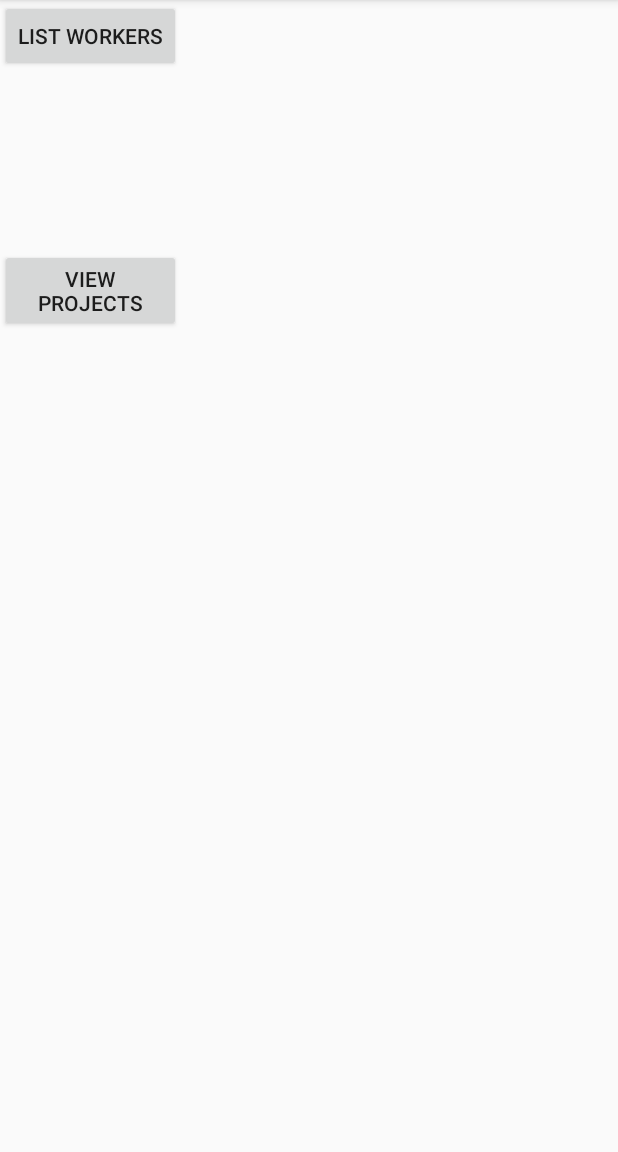
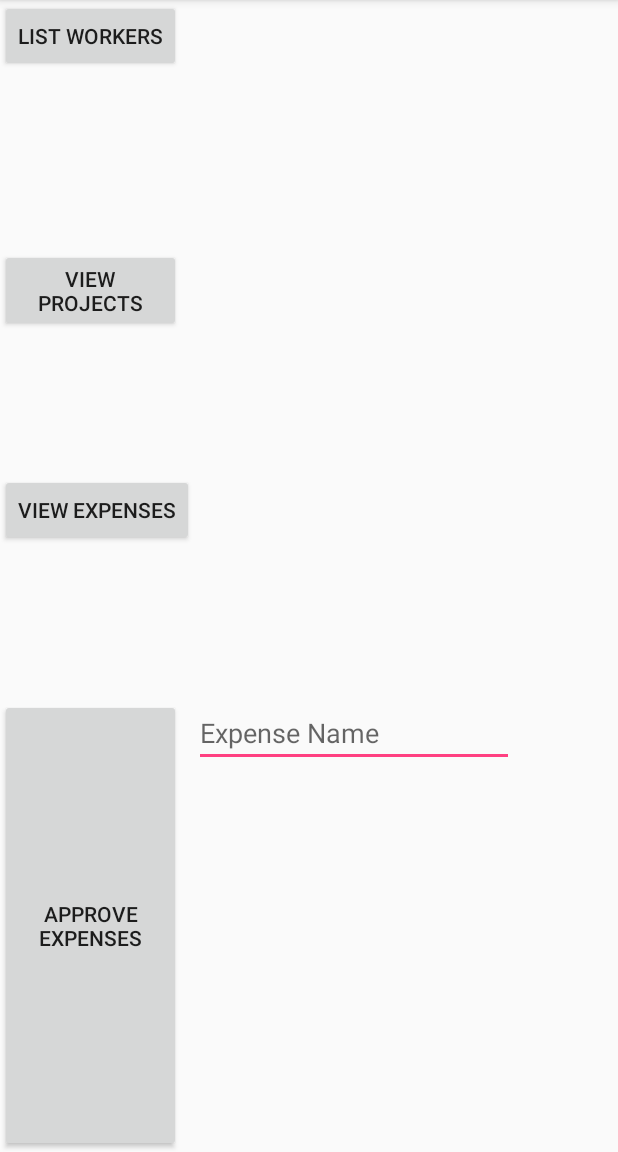
Before and after one commit to SmallBusinessManager/SmallBusinessManager, an Android app: the AccountantActivity screen opened directly, with no data from a screen before it, on a phone screen of 412 x 824 dp, the part 84-1236 px from its top. Run offline under Robolectric (Android 15) with nearby library versions, the phone set to English and light mode, and no system bars; our stand-ins replace Firebase (no records; nobody signed in at launch, a user with empty details on screens opened directly); libraries missing offline, so code that uses them is left out: com.firebase.ui; 3 statements that could not run were skipped.

Commit message:
view expenses and approve an expense

```diff
--- a/app/src/main/java/com/projectcourse2/group11/smallbusinessmanager/AccountantActivity.java
+++ b/app/src/main/java/com/projectcourse2/group11/smallbusinessmanager/AccountantActivity.java
@@ -5,6 +5,7 @@ import android.os.Bundle;
 import android.view.View;
 import android.widget.AdapterView;
 import android.widget.Button;
+import android.widget.EditText;
 import android.widget.ListAdapter;
 import android.widget.ListView;
 import android.widget.TextView;
@@ -14,29 +15,42 @@ import com.firebase.ui.database.FirebaseListAdapter;
 import com.google.firebase.database.DataSnapshot;
 import com.google.firebase.database.DatabaseReference;
 import com.google.firebase.database.FirebaseDatabase;
+import com.projectcourse2.group11.smallbusinessmanager.model.Expenses;
 
 import java.util.List;
 
-public class AccountantActivity extends AppCompatActivity  {
+public class AccountantActivity extends AppCompatActivity {
     private Button button;
     private Button button2;
+    private Button button3;
+    private Button button4;
     private ListView listView;
     private ListView listView2;
+    private ListView listView3;
+    private EditText editText;
     private ListAdapter mAdapter;
     private ListAdapter mAdapter2;
+    private ListAdapter mAdapter3;
+    private ListAdapter mAdapter4;
 
     @Override
     protected void onCreate(Bundle savedInstanceState) {
         super.onCreate(savedInstanceState);
         setContentView(R.layout.activity_accountant);
-        listView=(ListView)findViewById(R.id.listView);
-        listView2 =(ListView)findViewById(R.id.listView2);
+        listView = (ListView) findViewById(R.id.listView);
+        listView2 = (ListView) findViewById(R.id.listView2);
+        listView3 = (ListView) findViewById(R.id.listView3);
 
-        button =(Button) findViewById(R.id.button);
+        button = (Button) findViewById(R.id.button);
         button2 = (Button) findViewById(R.id.button2);
+        button3 = (Button) findViewById(R.id.button3);
+        button4 = (Button) findViewById(R.id.button4);
 
-        final DatabaseReference ref= FirebaseDatabase.getInstance().getReference().child("companyEmployees").child("company1");
-        mAdapter=new FirebaseListAdapter<String>(
+        editText = (EditText) findViewById(R.id.editText);
+
+        // list workers
+        final DatabaseReference ref = FirebaseDatabase.getInstance().getReference().child("companyEmployees").child("company1");
+        mAdapter = new FirebaseListAdapter<String>(
                 this,
                 String.class,
                 android.R.layout.simple_list_item_1,
@@ -45,9 +59,10 @@ public class AccountantActivity extends AppCompatActivity  {
             protected String parseSnapshot(DataSnapshot snapshot) {
                 return snapshot.child("firstName").getValue(String.class) + " " + snapshot.child("lastName").getValue(String.class);
             }
+
             @Override
             protected void populateView(View v, String model, int position) {
-                TextView textView=(TextView)v.findViewById(android.R.id.text1);
+                TextView textView = (TextView) v.findViewById(android.R.id.text1);
                 textView.setText(model);
             }
         };
@@ -58,8 +73,10 @@ public class AccountantActivity extends AppCompatActivity  {
 
             }
         });
+
+        // view projects
         final DatabaseReference ref2 = FirebaseDatabase.getInstance().getReference().child("companyProjects").child("company1");
-        mAdapter2=new FirebaseListAdapter<String>(
+        mAdapter2 = new FirebaseListAdapter<String>(
                 this,
                 String.class,
                 android.R.layout.simple_list_item_1,
@@ -68,9 +85,10 @@ public class AccountantActivity extends AppCompatActivity  {
             protected String parseSnapshot(DataSnapshot snapshot1) {
                 return snapshot1.child("name").getValue(String.class);
             }
+
             @Override
             protected void populateView(View v, String model, int position) {
-                TextView textView=(TextView)v.findViewById(android.R.id.text1);
+                TextView textView = (TextView) v.findViewById(android.R.id.text1);
                 textView.setText(model);
             }
         };
@@ -82,5 +100,42 @@ public class AccountantActivity extends AppCompatActivity  {
             }
         });
 
+        // view expenses
+        final DatabaseReference ref3 = FirebaseDatabase.getInstance().getReference().child("expenses").child("company1");
+        mAdapter3 = new FirebaseListAdapter<String>(
+                this,
+                String.class,
+                android.R.layout.simple_list_item_1,
+                ref3) {
+            @Override
+            protected String parseSnapshot(DataSnapshot snapshot) {
+                return snapshot.child("description").getValue(String.class) + " " + snapshot.child("amount").getValue(Float.class);
+            }
+
+            @Override
+            protected void populateView(View v, String model, int position) {
+                TextView textView = (TextView) v.findViewById(android.R.id.text1);
+                textView.setText(model);
+            }
+        };
+
+        button3.setOnClickListener(new View.OnClickListener() {
+
+            public void onClick(View v) {
+                listView3.setAdapter(mAdapter3);
+            }
+        });
+
+        // approve expense
+
+        button4.setOnClickListener(new View.OnClickListener() {
+
+            public void onClick(View v) {
+                String editTextString = editText.getText().toString();
+
+                ref3.child(editTextString).child("approved").setValue(true);
+            }
+        });
+
     }
 }
--- a/app/src/main/res/layout/activity_accountant.xml
+++ b/app/src/main/res/layout/activity_accountant.xml
@@ -26,10 +26,10 @@
         android:id="@+id/button2"
         android:layout_width="wrap_content"
         android:layout_height="wrap_content"
+        android:layout_below="@+id/listView"
         android:layout_marginTop="16dp"
-        android:text="view projects"
-        android:layout_below="@+id/listView"
-        android:layout_toStartOf="@+id/listView" />
+        android:layout_toStartOf="@+id/listView"
+        android:text="@string/viewProjects" />
 
     <ListView
         android:id="@+id/listView2"
@@ -38,4 +38,40 @@
         android:layout_alignStart="@+id/listView"
         android:layout_alignTop="@+id/button2" />
 
+    <Button
+        android:id="@+id/button3"
+        android:layout_width="wrap_content"
+        android:layout_height="wrap_content"
+        android:text="@string/viewExpenses"
+        android:layout_below="@+id/listView2"
+        android:layout_alignParentStart="true" />
+
+    <ListView
+        android:id="@+id/listView3"
+        android:layout_width="match_parent"
+        android:layout_height="150dp"
+        android:layout_alignStart="@+id/listView2"
+        android:layout_below="@+id/listView2"
+        android:clickable="false" />
+
+    <EditText
+        android:id="@+id/editText"
+        android:layout_width="wrap_content"
+        android:layout_height="wrap_content"
+        android:layout_below="@+id/listView3"
+        android:layout_toEndOf="@+id/button3"
+        android:ems="10"
+        android:hint="Expense Name"
+        android:inputType="text" />
+
+    <Button
+        android:id="@+id/button4"
+        android:layout_width="wrap_content"
+        android:layout_height="wrap_content"
+        android:layout_alignEnd="@+id/button2"
+        android:layout_alignParentBottom="true"
+        android:layout_alignParentStart="true"
+        android:layout_alignTop="@+id/editText"
+        android:text="@string/approveExpense" />
+
 </RelativeLayout>
--- a/app/src/main/res/values/strings.xml
+++ b/app/src/main/res/values/strings.xml
@@ -56,6 +56,9 @@
 
     <!-- Strings related to AccountInfo -->
     <string name="listWorkers">List Workers</string>
+    <string name="viewProjects">View Projects</string>
+    <string name="viewExpenses">View Expenses</string>
+    <string name="approveExpense">Approve Expenses</string>
 
     <string name="managers">Managers</string>
     <string name="start_date">Start date</string>
```
Also changed, not shown: app/src/main/java/com/projectcourse2/group11/smallbusinessmanager/model/Accountant.java (+7 -4 lines), app/src/main/java/com/projectcourse2/group11/smallbusinessmanager/model/Expenses.java (+34 -0 lines).
